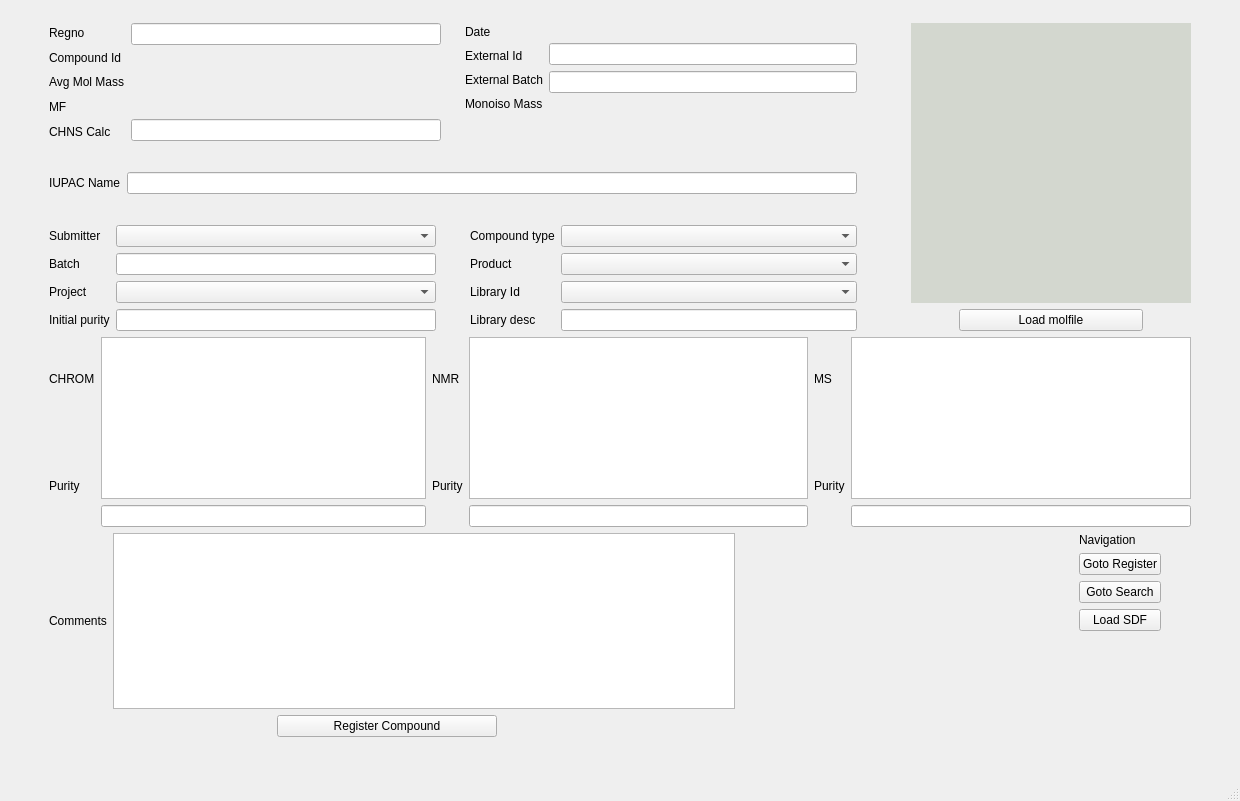
Above: chemReg/regchem.ui from dahlbma/scarab_tornado before the change. Below: the same form after it.
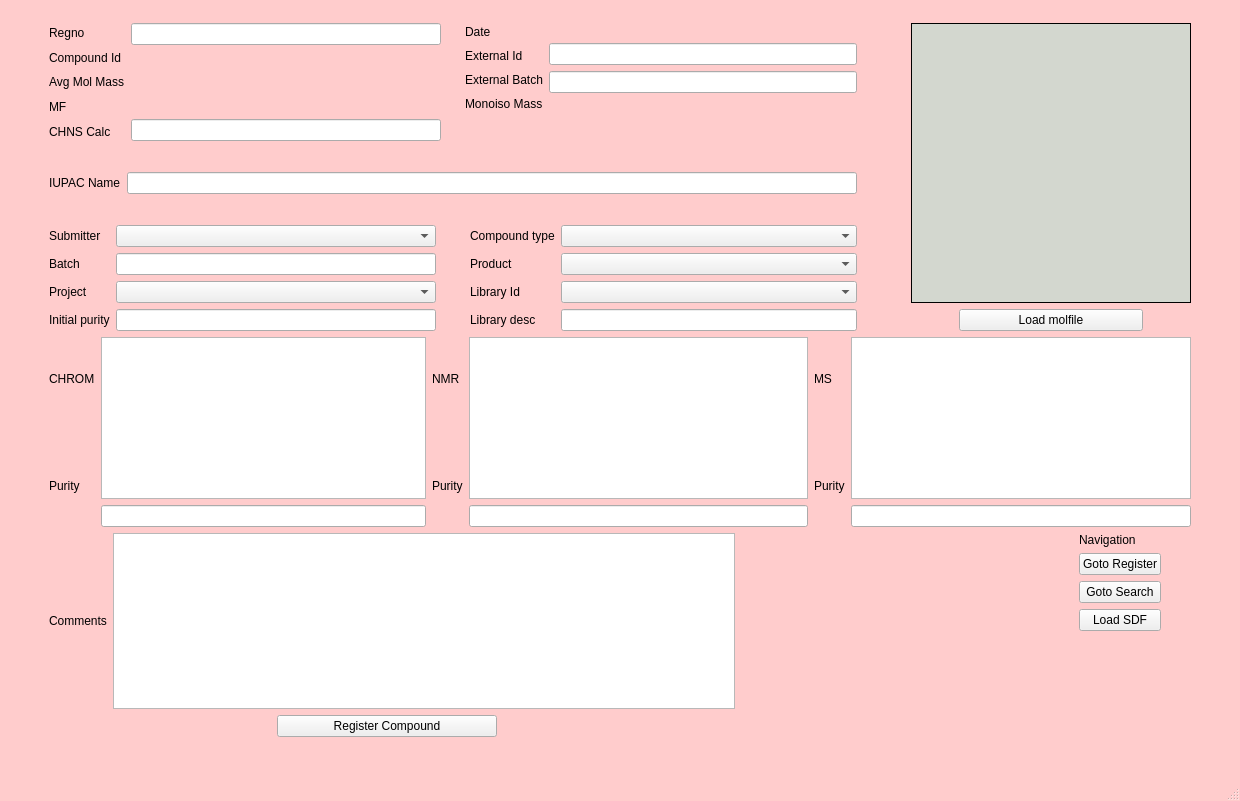
That is the form after the change.

Commit message: add background colors to main windows

The edit to the form file:
```diff
--- a/chemReg/regchem.ui
+++ b/chemReg/regchem.ui
@@ -14,7 +14,12 @@
    <string>Edit compound</string>
   </property>
   <property name="styleSheet">
-   <string notr="true"/>
+   <string notr="true">QMainWindow#MainWindow{
+background-color: rgb(255, 204, 204)
+}
+QWidget#centralwidget{
+background-color: rgb(255, 204, 204)
+}</string>
   </property>
   <widget class="QWidget" name="centralwidget">
    <layout class="QGridLayout" name="gridLayout">
@@ -465,7 +470,7 @@
              </size>
             </property>
             <property name="styleSheet">
-             <string notr="true">background-color: rgb(211, 215, 207);</string>
+             <string notr="true">background-color: rgb(211, 215, 207); border: 1px solid black;</string>
             </property>
             <property name="frameShape">
              <enum>QFrame::NoFrame</enum>
```
The commit also changes 1 other file.
